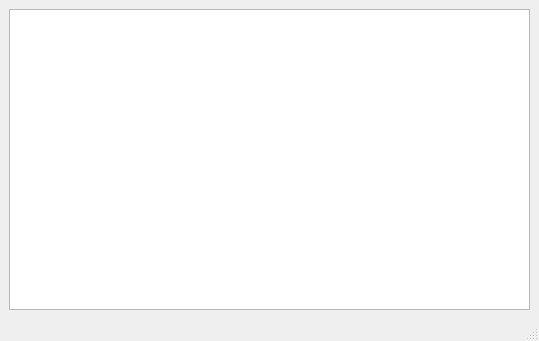
First picture: the form in listform.ui, repository MohamedAminAmjahid/QtProjet, before the edit.
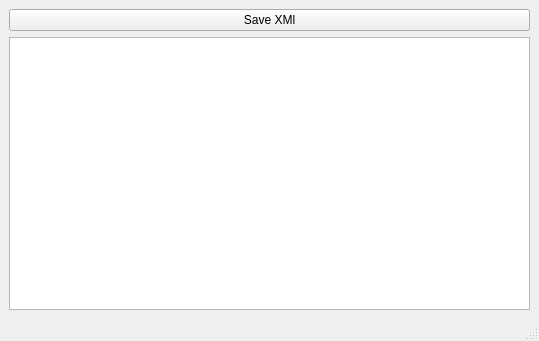
Second picture: the form after the edit.

Diff of the .ui file:
```diff
--- a/listform.ui
+++ b/listform.ui
@@ -14,7 +14,14 @@
    <string>MainWindow</string>
   </property>
   <widget class="QWidget" name="centralwidget">
-   <layout class="QHBoxLayout" name="horizontalLayout">
+   <layout class="QVBoxLayout" name="verticalLayout">
+    <item>
+     <widget class="QPushButton" name="saveXML">
+      <property name="text">
+       <string>Save XMl</string>
+      </property>
+     </widget>
+    </item>
     <item>
      <widget class="QTableWidget" name="tableWidget"/>
     </item>
```
